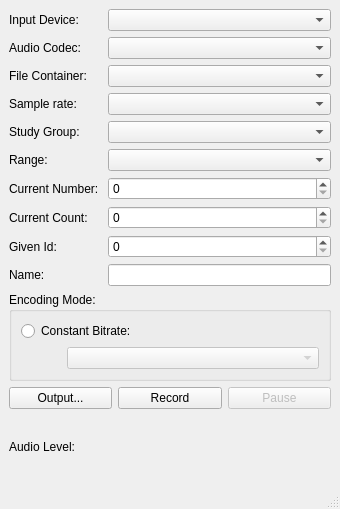
This is audiorecorder.ui in sepehrNorouzi/semnanuniversityvoicerecorderqt as Qt 5 draws it before an edit. The edited form follows.
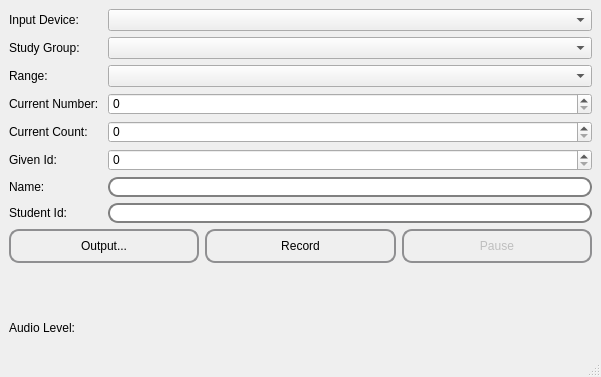
This is the edited form.

What changed in the file:
```diff
--- a/audiorecorder.ui
+++ b/audiorecorder.ui
@@ -2,89 +2,121 @@
 <ui version="4.0">
  <class>AudioRecorder</class>
  <widget class="QMainWindow" name="AudioRecorder">
+  <property name="windowModality">
+   <enum>Qt::NonModal</enum>
+  </property>
+  <property name="enabled">
+   <bool>true</bool>
+  </property>
   <property name="geometry">
    <rect>
     <x>0</x>
     <y>0</y>
-    <width>340</width>
-    <height>509</height>
+    <width>601</width>
+    <height>377</height>
    </rect>
   </property>
-  <property name="windowTitle">
-   <string>MainWindow</string>
+  <property name="sizePolicy">
+   <sizepolicy hsizetype="Fixed" vsizetype="Fixed">
+    <horstretch>0</horstretch>
+    <verstretch>0</verstretch>
+   </sizepolicy>
+  </property>
+  <property name="styleSheet">
+   <string notr="true"> QPushButton {
+         border: 2px solid #8f8f91;
+         border-radius: 10px;
+         background-color: qlineargradient(x1: 0, y1: 0, x2: 0, y2: 1,
+                                           stop: 0 #f6f7fa, stop: 1 #dadbde);
+         min-width: 80px;
+		 min-height: 30px;
+     }
+
+     QPushButton:pressed {
+         background-color: qlineargradient(x1: 0, y1: 0, x2: 0, y2: 1,
+                                           stop: 0 #dadbde, stop: 1 #f6f7fa);
+     }
+
+     QPushButton:flat {
+         border: none; /* no border for a flat push button */
+     }
+
+     QPushButton:default {
+         border-color: navy; /* make the default button prominent */
+     }
+
+
+QLineEdit {
+    border: 2px solid gray;
+    border-radius: 10px;
+    padding: 0 8px;
+    selection-background-color: darkgray;
+}
+
+/******************************/
+
+  QScrollBar:horizontal {
+         border: 2px solid grey;
+         background: #32CC99;
+         height: 15px;
+         margin: 0px 20px 0 20px;
+     }
+     QScrollBar::handle:horizontal {
+         background: white;
+         min-width: 20px;
+     }
+     QScrollBar::add-line:horizontal {
+         border: 2px solid grey;
+         background: #32CC99;
+         width: 20px;
+         subcontrol-position: right;
+         subcontrol-origin: margin;
+     }
+
+     QScrollBar::sub-line:horizontal {
+         border: 2px solid grey;
+         background: #32CC99;
+         width: 20px;
+         subcontrol-position: left;
+         subcontrol-origin: margin;
+     }
+</string>
+  </property>
+  <property name="class" stdset="0">
+   <string>mainWin</string>
   </property>
   <widget class="QWidget" name="centralwidget">
+   <property name="styleSheet">
+    <string notr="true">.sss {
+	background-color: qlineargradient(spread:pad, x1:0, y1:0, x2:1, y2:0.972, stop:0 rgba(170, 255, 255, 255), stop:1 rgba(206, 206, 206, 255))
+}</string>
+   </property>
+   <property name="class" stdset="0">
+    <string>sss</string>
+   </property>
    <layout class="QGridLayout" name="gridLayout_3">
+    <item row="1" column="2">
+     <widget class="QPushButton" name="pauseButton">
+      <property name="enabled">
+       <bool>false</bool>
+      </property>
+      <property name="text">
+       <string>Pause</string>
+      </property>
+     </widget>
+    </item>
+    <item row="1" column="1">
+     <widget class="QPushButton" name="recordButton">
+      <property name="text">
+       <string>Record</string>
+      </property>
+     </widget>
+    </item>
+    <item row="3" column="1" colspan="2">
+     <layout class="QVBoxLayout" name="levelsLayout"/>
+    </item>
     <item row="0" column="0" colspan="3">
      <layout class="QGridLayout" name="gridLayout_2">
-      <item row="1" column="0">
-       <widget class="QLabel" name="label_2">
-        <property name="text">
-         <string>Audio Codec:</string>
-        </property>
-       </widget>
-      </item>
-      <item row="1" column="1">
-       <widget class="QComboBox" name="audioCodecBox"/>
-      </item>
-      <item row="4" column="1">
-       <widget class="QComboBox" name="groupCB"/>
-      </item>
-      <item row="3" column="0">
-       <widget class="QLabel" name="label_4">
-        <property name="text">
-         <string>Sample rate:</string>
-        </property>
-       </widget>
-      </item>
-      <item row="9" column="1">
-       <widget class="QLineEdit" name="nameLE"/>
-      </item>
-      <item row="8" column="0">
-       <widget class="QLabel" name="label_6">
-        <property name="text">
-         <string>Given Id:</string>
-        </property>
-       </widget>
-      </item>
-      <item row="4" column="0">
-       <widget class="QLabel" name="label_8">
-        <property name="text">
-         <string>Study Group: </string>
-        </property>
-       </widget>
-      </item>
-      <item row="2" column="0">
-       <widget class="QLabel" name="label_3">
-        <property name="text">
-         <string>File Container:</string>
-        </property>
-       </widget>
-      </item>
-      <item row="8" column="1">
-       <widget class="QSpinBox" name="idSPB">
-        <property name="maximum">
-         <number>1000</number>
-        </property>
-       </widget>
-      </item>
-      <item row="6" column="0">
-       <widget class="QLabel" name="label_5">
-        <property name="text">
-         <string>Current Number: </string>
-        </property>
-       </widget>
-      </item>
-      <item row="9" column="0">
-       <widget class="QLabel" name="label_7">
-        <property name="text">
-         <string>Name:</string>
-        </property>
-       </widget>
-      </item>
-      <item row="5" column="1">
-       <widget class="QComboBox" name="rangeCB"/>
-      </item>
       <item row="0" column="0">
        <widget class="QLabel" name="label">
         <property name="text">
@@ -92,100 +124,92 @@
         </property>
        </widget>
       </item>
-      <item row="0" column="1">
-       <widget class="QComboBox" name="audioDeviceBox"/>
+      <item row="6" column="0">
+       <widget class="QLabel" name="label_7">
+        <property name="text">
+         <string>Name:</string>
+        </property>
+       </widget>
       </item>
-      <item row="2" column="1">
-       <widget class="QComboBox" name="containerBox"/>
+      <item row="3" column="0">
+       <widget class="QLabel" name="label_5">
+        <property name="text">
+         <string>Current Number: </string>
+        </property>
+       </widget>
       </item>
-      <item row="3" column="1">
-       <widget class="QComboBox" name="sampleRateBox"/>
-      </item>
-      <item row="5" column="0">
+      <item row="2" column="0">
        <widget class="QLabel" name="label_9">
         <property name="text">
          <string>Range:</string>
         </property>
        </widget>
       </item>
-      <item row="6" column="1">
-       <widget class="QSpinBox" name="curNumSPB"/>
-      </item>
-      <item row="7" column="0">
+      <item row="4" column="0">
        <widget class="QLabel" name="label_10">
         <property name="text">
          <string>Current Count: </string>
         </property>
        </widget>
       </item>
+      <item row="6" column="1">
+       <widget class="QLineEdit" name="nameLE"/>
+      </item>
       <item row="7" column="1">
+       <widget class="QLineEdit" name="studentIdLE"/>
+      </item>
+      <item row="0" column="1">
+       <widget class="QComboBox" name="audioDeviceBox"/>
+      </item>
+      <item row="4" column="1">
        <widget class="QSpinBox" name="curCntSPB"/>
       </item>
+      <item row="5" column="1">
+       <widget class="QSpinBox" name="idSPB">
+        <property name="maximum">
+         <number>1000</number>
+        </property>
+       </widget>
+      </item>
+      <item row="2" column="1">
+       <widget class="QComboBox" name="rangeCB"/>
+      </item>
+      <item row="1" column="0">
+       <widget class="QLabel" name="label_8">
+        <property name="text">
+         <string>Study Group: </string>
+        </property>
+       </widget>
+      </item>
+      <item row="7" column="0">
+       <widget class="QLabel" name="label_11">
+        <property name="text">
+         <string>Student Id:</string>
+        </property>
+       </widget>
+      </item>
+      <item row="3" column="1">
+       <widget class="QSpinBox" name="curNumSPB"/>
+      </item>
+      <item row="5" column="0">
+       <widget class="QLabel" name="label_6">
+        <property name="text">
+         <string>Given Id:</string>
+        </property>
+       </widget>
+      </item>
+      <item row="1" column="1">
+       <widget class="QComboBox" name="groupCB"/>
+      </item>
      </layout>
     </item>
-    <item row="1" column="0" colspan="3">
-     <widget class="QGroupBox" name="groupBox">
-      <property name="title">
-       <string>Encoding Mode:</string>
-      </property>
-      <layout class="QGridLayout" name="gridLayout">
-       <item row="1" column="0">
-        <spacer name="horizontalSpacer">
-         <property name="orientation">
-          <enum>Qt::Horizontal</enum>
-         </property>
-         <property name="sizeType">
-          <enum>QSizePolicy::Fixed</enum>
-         </property>
-         <property name="sizeHint" stdset="0">
-          <size>
-           <width>40</width>
-           <height>20</height>
-          </size>
-         </property>
-        </spacer>
-       </item>
-       <item row="1" column="1">
-        <widget class="QComboBox" name="bitrateBox">
-         <property name="enabled">
-          <bool>false</bool>
-         </property>
-        </widget>
-       </item>
-       <item row="0" column="0" colspan="2">
-        <widget class="QRadioButton" name="constantBitrateRadioButton">
-         <property name="text">
-          <string>Constant Bitrate:</string>
-         </property>
-        </widget>
-       </item>
-      </layout>
-     </widget>
-    </item>
-    <item row="2" column="0">
+    <item row="1" column="0">
      <widget class="QPushButton" name="outputButton">
       <property name="text">
        <string>Output...</string>
       </property>
      </widget>
     </item>
-    <item row="2" column="1">
-     <widget class="QPushButton" name="recordButton">
-      <property name="text">
-       <string>Record</string>
-      </property>
-     </widget>
-    </item>
-    <item row="2" column="2">
-     <widget class="QPushButton" name="pauseButton">
-      <property name="enabled">
-       <bool>false</bool>
-      </property>
-      <property name="text">
-       <string>Pause</string>
-      </property>
-     </widget>
-    </item>
     <item row="3" column="0">
      <widget class="QLabel" name="levelLabel">
       <property name="sizePolicy">
@@ -199,8 +223,21 @@
       </property>
      </widget>
     </item>
-    <item row="3" column="1" colspan="2">
-     <layout class="QVBoxLayout" name="levelsLayout"/>
+    <item row="2" column="1">
+     <spacer name="verticalSpacer">
+      <property name="orientation">
+       <enum>Qt::Vertical</enum>
+      </property>
+      <property name="sizeType">
+       <enum>QSizePolicy::Expanding</enum>
+      </property>
+      <property name="sizeHint" stdset="0">
+       <size>
+        <width>20</width>
+        <height>40</height>
+       </size>
+      </property>
+     </spacer>
     </item>
    </layout>
   </widget>
```
Left out of the diff: 29 changed lines with no effect on the pictures.
